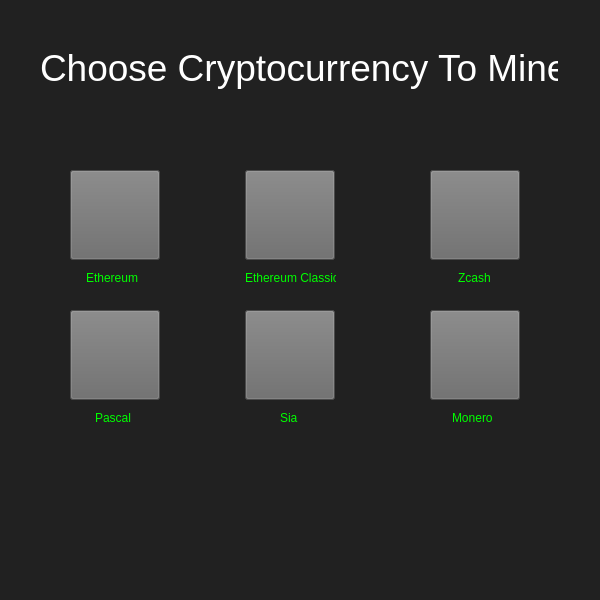
Before: the Qt Designer form Mr.Mining/MikeTheMiner/ChooseCurrency.ui in patel344/Mr.Miner, drawn with Qt 5.
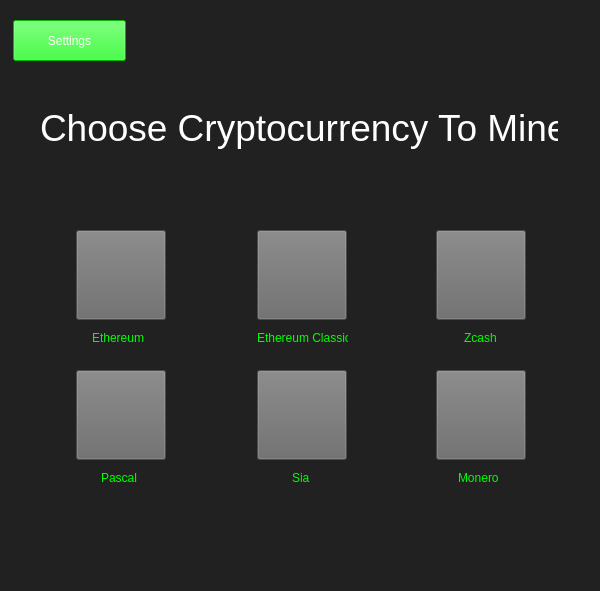
After: the same form once the commit is applied. Icons and pictures are not drawn.

What changed in the file:
```diff
--- a/Mr.Mining/MikeTheMiner/ChooseCurrency.ui
+++ b/Mr.Mining/MikeTheMiner/ChooseCurrency.ui
@@ -7,7 +7,7 @@
     <x>0</x>
     <y>0</y>
     <width>600</width>
-    <height>600</height>
+    <height>591</height>
    </rect>
   </property>
   <property name="font">
@@ -24,8 +24,8 @@
   <widget class="QPushButton" name="ethereum">
    <property name="geometry">
     <rect>
-     <x>70</x>
-     <y>170</y>
+     <x>76</x>
+     <y>230</y>
      <width>90</width>
      <height>90</height>
     </rect>
@@ -52,8 +52,8 @@
   <widget class="QPushButton" name="ethereum_classic">
    <property name="geometry">
     <rect>
-     <x>245</x>
-     <y>170</y>
+     <x>257</x>
+     <y>230</y>
      <width>90</width>
      <height>90</height>
     </rect>
@@ -78,8 +78,8 @@
   <widget class="QPushButton" name="zcash">
    <property name="geometry">
     <rect>
-     <x>430</x>
-     <y>170</y>
+     <x>436</x>
+     <y>230</y>
      <width>90</width>
      <height>90</height>
     </rect>
@@ -104,8 +104,8 @@
   <widget class="QPushButton" name="pascal">
    <property name="geometry">
     <rect>
-     <x>70</x>
-     <y>310</y>
+     <x>76</x>
+     <y>370</y>
      <width>90</width>
      <height>90</height>
     </rect>
@@ -130,8 +130,8 @@
   <widget class="QPushButton" name="sia">
    <property name="geometry">
     <rect>
-     <x>245</x>
-     <y>310</y>
+     <x>257</x>
+     <y>370</y>
      <width>90</width>
      <height>90</height>
     </rect>
@@ -156,8 +156,8 @@
   <widget class="QPushButton" name="monero">
    <property name="geometry">
     <rect>
-     <x>430</x>
-     <y>310</y>
+     <x>436</x>
+     <y>370</y>
      <width>90</width>
      <height>90</height>
     </rect>
@@ -182,8 +182,8 @@
   <widget class="QLabel" name="label_2">
    <property name="geometry">
     <rect>
-     <x>86</x>
-     <y>270</y>
+     <x>92</x>
+     <y>330</y>
      <width>61</width>
      <height>16</height>
     </rect>
@@ -198,8 +198,8 @@
   <widget class="QLabel" name="label_3">
    <property name="geometry">
     <rect>
-     <x>245</x>
-     <y>270</y>
+     <x>257</x>
+     <y>330</y>
      <width>91</width>
      <height>16</height>
     </rect>
@@ -214,8 +214,8 @@
   <widget class="QLabel" name="label_4">
    <property name="geometry">
     <rect>
-     <x>458</x>
-     <y>270</y>
+     <x>464</x>
+     <y>330</y>
      <width>41</width>
      <height>16</height>
     </rect>
@@ -230,8 +230,8 @@
   <widget class="QLabel" name="label_5">
    <property name="geometry">
     <rect>
-     <x>95</x>
-     <y>410</y>
+     <x>101</x>
+     <y>470</y>
      <width>41</width>
      <height>16</height>
     </rect>
@@ -246,8 +246,8 @@
   <widget class="QLabel" name="label_6">
    <property name="geometry">
     <rect>
-     <x>280</x>
-     <y>410</y>
+     <x>292</x>
+     <y>470</y>
      <width>21</width>
      <height>16</height>
     </rect>
@@ -262,8 +262,8 @@
   <widget class="QLabel" name="label_7">
    <property name="geometry">
     <rect>
-     <x>452</x>
-     <y>410</y>
+     <x>458</x>
+     <y>470</y>
      <width>61</width>
      <height>16</height>
     </rect>
@@ -279,11 +279,129 @@
    <property name="geometry">
     <rect>
      <x>40</x>
-     <y>30</y>
+     <y>90</y>
      <width>518</width>
      <height>78</height>
     </rect>
    </property>
+   <property name="palette">
+    <palette>
+     <active>
+      <colorrole role="Button">
+       <brush brushstyle="SolidPattern">
+        <color alpha="255">
+         <red>33</red>
+         <green>33</green>
+         <blue>33</blue>
+        </color>
+       </brush>
+      </colorrole>
+      <colorrole role="Base">
+       <brush brushstyle="SolidPattern">
+        <color alpha="255">
+         <red>33</red>
+         <green>33</green>
+         <blue>33</blue>
+        </color>
+       </brush>
+      </colorrole>
+      <colorrole role="Window">
+       <brush brushstyle="SolidPattern">
+        <color alpha="255">
+         <red>33</red>
+         <green>33</green>
+         <blue>33</blue>
+        </color>
+       </brush>
+      </colorrole>
+      <colorrole role="Shadow">
+       <brush brushstyle="SolidPattern">
+        <color alpha="255">
+         <red>51</red>
+         <green>51</green>
+         <blue>51</blue>
+        </color>
+       </brush>
+      </colorrole>
+     </active>
+     <inactive>
+      <colorrole role="Button">
+       <brush brushstyle="SolidPattern">
+        <color alpha="255">
+         <red>33</red>
+         <green>33</green>
+         <blue>33</blue>
+        </color>
+       </brush>
+      </colorrole>
+      <colorrole role="Base">
+       <brush brushstyle="SolidPattern">
+        <color alpha="255">
+         <red>33</red>
+         <green>33</green>
+         <blue>33</blue>
+        </color>
+       </brush>
+      </colorrole>
+      <colorrole role="Window">
+       <brush brushstyle="SolidPattern">
+        <color alpha="255">
+         <red>33</red>
+         <green>33</green>
+         <blue>33</blue>
+        </color>
+       </brush>
+      </colorrole>
+      <colorrole role="Shadow">
+       <brush brushstyle="SolidPattern">
+        <color alpha="255">
+         <red>51</red>
+         <green>51</green>
+         <blue>51</blue>
+        </color>
+       </brush>
+      </colorrole>
+     </inactive>
+     <disabled>
+      <colorrole role="Button">
+       <brush brushstyle="SolidPattern">
+        <color alpha="255">
+         <red>33</red>
+         <green>33</green>
+         <blue>33</blue>
+        </color>
+       </brush>
+      </colorrole>
+      <colorrole role="Base">
+       <brush brushstyle="SolidPattern">
+        <color alpha="255">
+         <red>33</red>
+         <green>33</green>
+         <blue>33</blue>
+        </color>
+       </brush>
+      </colorrole>
+      <colorrole role="Window">
+       <brush brushstyle="SolidPattern">
+        <color alpha="255">
+         <red>33</red>
+         <green>33</green>
+         <blue>33</blue>
+        </color>
+       </brush>
+      </colorrole>
+      <colorrole role="Shadow">
+       <brush brushstyle="SolidPattern">
+        <color alpha="255">
+         <red>51</red>
+         <green>51</green>
+         <blue>51</blue>
+        </color>
+       </brush>
+      </colorrole>
+     </disabled>
+    </palette>
+   </property>
    <property name="font">
     <font>
      <pointsize>28</pointsize>
@@ -299,6 +417,311 @@
     <set>Qt::AlignCenter</set>
    </property>
   </widget>
+  <widget class="QPushButton" name="Mining_back">
+   <property name="geometry">
+    <rect>
+     <x>13</x>
+     <y>20</y>
+     <width>113</width>
+     <height>41</height>
+    </rect>
+   </property>
+   <property name="sizePolicy">
+    <sizepolicy hsizetype="Fixed" vsizetype="Fixed">
+     <horstretch>0</horstretch>
+     <verstretch>0</verstretch>
+    </sizepolicy>
+   </property>
+   <property name="styleSheet">
+    <string notr="true">background-color:rgb(0, 255, 0);
+color:rgb(255, 255, 255)</string>
+   </property>
+   <property name="text">
+    <string>Settings</string>
+   </property>
+  </widget>
+  <widget class="QPushButton" name="igalmelapela">
+   <property name="enabled">
+    <bool>true</bool>
+   </property>
+   <property name="geometry">
+    <rect>
+     <x>540</x>
+     <y>10</y>
+     <width>51</width>
+     <height>61</height>
+    </rect>
+   </property>
+   <property name="palette">
+    <palette>
+     <active>
+      <colorrole role="WindowText">
+       <brush brushstyle="SolidPattern">
+        <color alpha="255">
+         <red>0</red>
+         <green>0</green>
+         <blue>0</blue>
+        </color>
+       </brush>
+      </colorrole>
+      <colorrole role="Button">
+       <brush brushstyle="SolidPattern">
+        <color alpha="255">
+         <red>33</red>
+         <green>33</green>
+         <blue>33</blue>
+        </color>
+       </brush>
+      </colorrole>
+      <colorrole role="Dark">
+       <brush brushstyle="SolidPattern">
+        <color alpha="255">
+         <red>51</red>
+         <green>51</green>
+         <blue>51</blue>
+        </color>
+       </brush>
+      </colorrole>
+      <colorrole role="Mid">
+       <brush brushstyle="SolidPattern">
+        <color alpha="255">
+         <red>51</red>
+         <green>51</green>
+         <blue>51</blue>
+        </color>
+       </brush>
+      </colorrole>
+      <colorrole role="Text">
+       <brush brushstyle="SolidPattern">
+        <color alpha="255">
+         <red>0</red>
+         <green>0</green>
+         <blue>0</blue>
+        </color>
+       </brush>
+      </colorrole>
+      <colorrole role="ButtonText">
+       <brush brushstyle="SolidPattern">
+        <color alpha="255">
+         <red>0</red>
+         <green>0</green>
+         <blue>0</blue>
+        </color>
+       </brush>
+      </colorrole>
+      <colorrole role="Base">
+       <brush brushstyle="SolidPattern">
+        <color alpha="255">
+         <red>33</red>
+         <green>33</green>
+         <blue>33</blue>
+        </color>
+       </brush>
+      </colorrole>
+      <colorrole role="Window">
+       <brush brushstyle="SolidPattern">
+        <color alpha="255">
+         <red>33</red>
+         <green>33</green>
+         <blue>33</blue>
+        </color>
+       </brush>
+      </colorrole>
+      <colorrole role="Shadow">
+       <brush brushstyle="SolidPattern">
+        <color alpha="255">
+         <red>51</red>
+         <green>51</green>
+         <blue>51</blue>
+        </color>
+       </brush>
+      </colorrole>
+     </active>
+     <inactive>
+      <colorrole role="WindowText">
+       <brush brushstyle="SolidPattern">
+        <color alpha="255">
+         <red>0</red>
+         <green>0</green>
+         <blue>0</blue>
+        </color>
+       </brush>
+      </colorrole>
+      <colorrole role="Button">
+       <brush brushstyle="SolidPattern">
+        <color alpha="255">
+         <red>33</red>
+         <green>33</green>
+         <blue>33</blue>
+        </color>
+       </brush>
+      </colorrole>
+      <colorrole role="Dark">
+       <brush brushstyle="SolidPattern">
+        <color alpha="255">
+         <red>51</red>
+         <green>51</green>
+         <blue>51</blue>
+        </color>
+       </brush>
+      </colorrole>
+      <colorrole role="Mid">
+       <brush brushstyle="SolidPattern">
+        <color alpha="255">
+         <red>51</red>
+         <green>51</green>
+         <blue>51</blue>
+        </color>
+       </brush>
+      </colorrole>
+      <colorrole role="Text">
+       <brush brushstyle="SolidPattern">
+        <color alpha="255">
+         <red>0</red>
+         <green>0</green>
+         <blue>0</blue>
+        </color>
+       </brush>
+      </colorrole>
+      <colorrole role="ButtonText">
+       <brush brushstyle="SolidPattern">
+        <color alpha="255">
+         <red>0</red>
+         <green>0</green>
+         <blue>0</blue>
+        </color>
+       </brush>
+      </colorrole>
+      <colorrole role="Base">
+       <brush brushstyle="SolidPattern">
+        <color alpha="255">
+         <red>33</red>
+         <green>33</green>
+         <blue>33</blue>
+        </color>
+       </brush>
+      </colorrole>
+      <colorrole role="Window">
+       <brush brushstyle="SolidPattern">
+        <color alpha="255">
+         <red>33</red>
+         <green>33</green>
+         <blue>33</blue>
+        </color>
+       </brush>
+      </colorrole>
+      <colorrole role="Shadow">
+       <brush brushstyle="SolidPattern">
+        <color alpha="255">
+         <red>51</red>
+         <green>51</green>
+         <blue>51</blue>
+        </color>
+       </brush>
+      </colorrole>
+     </inactive>
+     <disabled>
+      <colorrole role="WindowText">
+       <brush brushstyle="SolidPattern">
+        <color alpha="255">
+         <red>51</red>
+         <green>51</green>
+         <blue>51</blue>
+        </color>
+       </brush>
+      </colorrole>
+      <colorrole role="Button">
+       <brush brushstyle="SolidPattern">
+        <color alpha="255">
+         <red>33</red>
+         <green>33</green>
+         <blue>33</blue>
+        </color>
+       </brush>
+      </colorrole>
+      <colorrole role="Dark">
+       <brush brushstyle="SolidPattern">
+        <color alpha="255">
+         <red>51</red>
+         <green>51</green>
+         <blue>51</blue>
+        </color>
+       </brush>
+      </colorrole>
+      <colorrole role="Mid">
+       <brush brushstyle="SolidPattern">
+        <color alpha="255">
+         <red>51</red>
+         <green>51</green>
+         <blue>51</blue>
+        </color>
+       </brush>
+      </colorrole>
+      <colorrole role="Text">
+       <brush brushstyle="SolidPattern">
+        <color alpha="255">
+         <red>51</red>
+         <green>51</green>
+         <blue>51</blue>
+        </color>
+       </brush>
+      </colorrole>
+      <colorrole role="ButtonText">
+       <brush brushstyle="SolidPattern">
+        <color alpha="255">
+         <red>51</red>
+         <green>51</green>
+         <blue>51</blue>
+        </color>
+       </brush>
+      </colorrole>
+      <colorrole role="Base">
+       <brush brushstyle="SolidPattern">
+        <color alpha="255">
+         <red>33</red>
+         <green>33</green>
+         <blue>33</blue>
+        </color>
+       </brush>
+      </colorrole>
+      <colorrole role="Window">
+       <brush brushstyle="SolidPattern">
+        <color alpha="255">
+         <red>33</red>
+         <green>33</green>
+         <blue>33</blue>
+        </color>
+       </brush>
+      </colorrole>
+      <colorrole role="Shadow">
+       <brush brushstyle="SolidPattern">
+        <color alpha="255">
+         <red>51</red>
+         <green>51</green>
+         <blue>51</blue>
+        </color>
+       </brush>
+      </colorrole>
+     </disabled>
+    </palette>
+   </property>
+   <property name="text">
+    <string/>
+   </property>
+   <property name="icon">
+    <iconset resource="ChooseCurrency.qrc">
+     <normaloff>:/ChooseCurrency/Logo_green-01.png</normaloff>:/ChooseCurrency/Logo_green-01.png</iconset>
+   </property>
+   <property name="iconSize">
+    <size>
+     <width>60</width>
+     <height>60</height>
+    </size>
+   </property>
+   <property name="flat">
+    <bool>true</bool>
+   </property>
+  </widget>
  </widget>
  <resources>
   <include location="ChooseCurrency.qrc"/>
```
